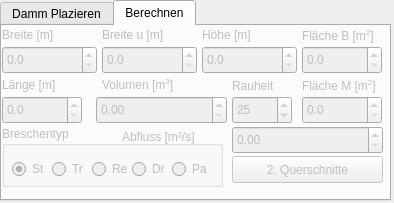
Before: the Qt Designer form Flutwelle_dialog_base.ui in RetepRelleum/flutwelle, drawn with Qt 5.
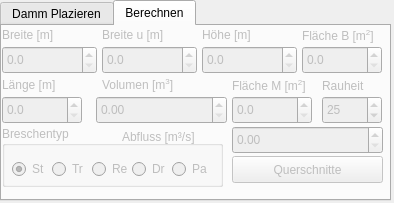
After: the same form once the commit is applied. The open tabs and pages were chosen to show the change. Custom widgets are drawn as their Qt base class.

```diff
--- a/Flutwelle_dialog_base.ui
+++ b/Flutwelle_dialog_base.ui
@@ -184,7 +184,7 @@
       </rect>
      </property>
      <property name="text">
-      <string>2. Querschnitte</string>
+      <string>Querschnitte</string>
      </property>
     </widget>
     <widget class="QLabel" name="label_4">
@@ -333,7 +333,7 @@
     <widget class="QDoubleSpinBox" name="spBfm">
      <property name="geometry">
       <rect>
-       <x>300</x>
+       <x>230</x>
        <y>70</y>
        <width>80</width>
        <height>28</height>
@@ -371,7 +371,7 @@
     <widget class="QSpinBox" name="spBR">
      <property name="geometry">
       <rect>
-       <x>230</x>
+       <x>320</x>
        <y>70</y>
        <width>60</width>
        <height>28</height>
@@ -396,7 +396,7 @@
     <widget class="QLabel" name="label_9">
      <property name="geometry">
       <rect>
-       <x>230</x>
+       <x>320</x>
        <y>50</y>
        <width>61</width>
        <height>20</height>
@@ -546,7 +546,7 @@
     <widget class="QLabel" name="label_10">
      <property name="geometry">
       <rect>
-       <x>300</x>
+       <x>230</x>
        <y>50</y>
        <width>95</width>
        <height>21</height>
```
Left out of the diff: 4 changed lines with no effect on the pictures.
